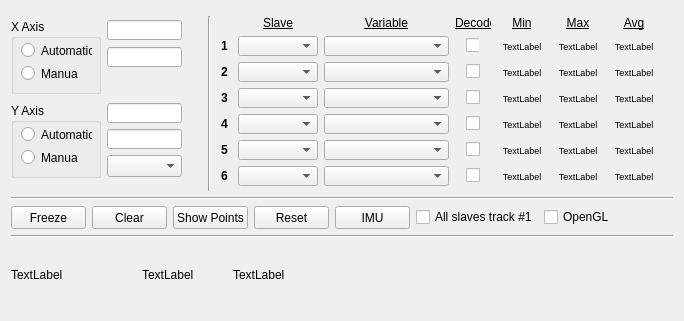
The window that ui/w_2dplot.ui (JFDuval/flexsea-plan) describes before a commit, drawn with Qt 5.
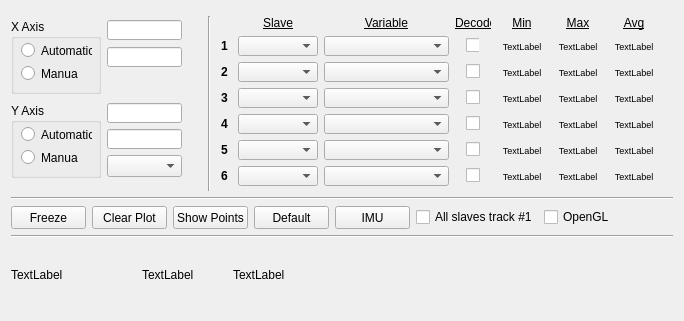
The same window after the commit.

Diff of the .ui file:
```diff
--- a/ui/w_2dplot.ui
+++ b/ui/w_2dplot.ui
@@ -1424,7 +1424,7 @@
         </size>
        </property>
        <property name="text">
-        <string>Clear</string>
+        <string>Clear Plot</string>
        </property>
       </widget>
      </item>
@@ -1487,7 +1487,7 @@
         </size>
        </property>
        <property name="text">
-        <string>Reset</string>
+        <string>Default</string>
        </property>
       </widget>
      </item>
```
